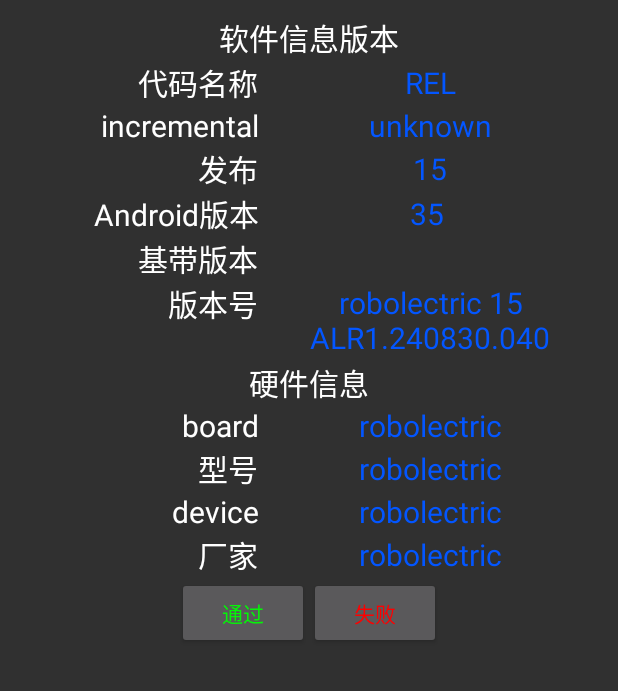
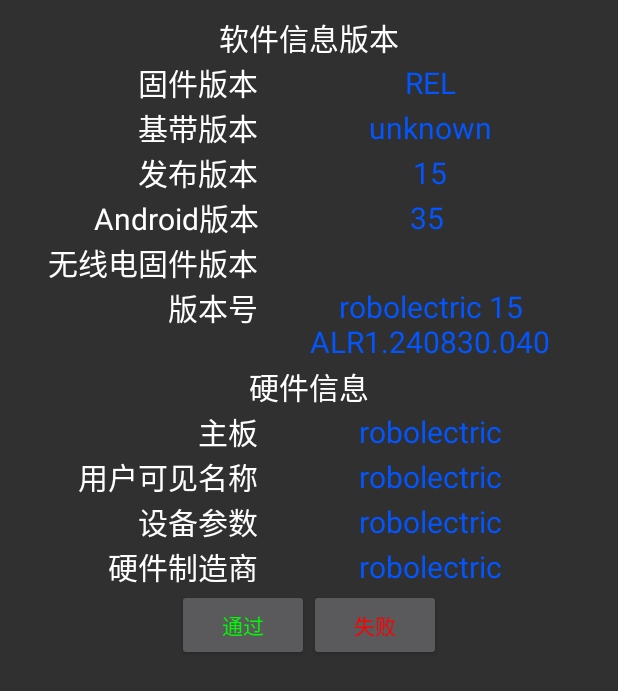
Before and after one commit to kkkknn/FactoryTest, an Android app: the screen it shows after launch (VersionInfo), after a tap on "版本信息", on a phone screen of 412 x 824 dp. Shown: the top 691 px of the screen. Run offline under Robolectric (Android 15) with nearby library versions, the phone set to English and light mode, and no system bars.

Commit message:
版本信息显示功能完成

```diff
--- a/app/build.gradle
+++ b/app/build.gradle
@@ -25,4 +25,6 @@ dependencies {
     testImplementation 'junit:junit:4.12'
     androidTestImplementation 'com.android.support.test:runner:1.0.2'
     androidTestImplementation 'com.android.support.test.espresso:espresso-core:3.0.2'
+    implementation 'com.android.support:support-annotations:28.0.0'
+    implementation 'org.jetbrains:annotations-java5:15.0'
 }
--- /dev/null
+++ b/app/src/main/java/com/citrontek/FactoryTest/Item.java
@@ -0,0 +1,27 @@
+package com.citrontek.FactoryTest;
+
+public class Item {
+    private String name;
+    private int value;
+
+    public Item(String name, int value) {
+        this.name = name;
+        this.value = value;
+    }
+
+    public String getName() {
+        return name;
+    }
+
+    public void setName(String name) {
+        this.name = name;
+    }
+
+    public int getValue() {
+        return value;
+    }
+
+    public void setValue(int value) {
+        this.value = value;
+    }
+}
--- /dev/null
+++ b/app/src/main/java/com/citrontek/FactoryTest/ItemAdapter.java
@@ -0,0 +1,79 @@
+package com.citrontek.FactoryTest;
+
+import android.content.Context;
+import android.graphics.Color;
+import android.view.LayoutInflater;
+import android.view.View;
+import android.view.ViewGroup;
+import android.widget.ArrayAdapter;
+import android.widget.TextView;
+
+import java.util.List;
+
+public class ItemAdapter extends ArrayAdapter<Item> {
+    private int resourceId;
+
+    public ItemAdapter( Context context, int resource, List<Item> objects) {
+        super(context, resource, objects);
+        resourceId=resource;
+    }
+
+
+    @Override
+    public View getView(int position,  View convertView, ViewGroup parent) {
+        Item item=getItem(position);
+        View view;
+        ViewHolder viewHolder;
+        if(convertView==null){
+            view= LayoutInflater.from(getContext()).inflate(resourceId,parent,false);
+            viewHolder=new ViewHolder();
+            viewHolder.item_name=view.findViewById(R.id.item_name);
+            viewHolder.item_value=view.findViewById(R.id.item_value);
+            view.setTag(viewHolder);
+        }else{
+            view=convertView;
+            viewHolder=(ViewHolder) view.getTag();
+        }
+        viewHolder.item_name.setText(item.getName());
+
+        switch (item.getValue()){
+            case 1:
+                viewHolder.item_value.setText("通过");
+                viewHolder.item_value.setTextColor(Color.GREEN);
+                break;
+            case 0:
+                viewHolder.item_value.setText(" ");
+                break;
+            case -1:
+                viewHolder.item_value.setText("失败");
+                viewHolder.item_value.setTextColor(Color.RED);
+                break;
+        }
+
+        return view;
+    }
+
+    class ViewHolder{
+        TextView item_name;
+        TextView item_value;
+    }
+
+    //局部刷新
+    public void updateData(View view, int position) {
+        ViewHolder viewHolder = (ViewHolder) view.getTag();
+        Item item=getItem(position);
+        switch (item.getValue()){
+            case 1:
+                viewHolder.item_value.setText("通过");
+                viewHolder.item_value.setTextColor(Color.GREEN);
+                break;
+            case 0:
+                viewHolder.item_value.setText(" ");
+                break;
+            case -1:
+                viewHolder.item_value.setText("失败");
+                viewHolder.item_value.setTextColor(Color.RED);
+                break;
+        }
+    }
+}
--- a/app/src/main/java/com/citrontek/FactoryTest/MainActivity.java
+++ b/app/src/main/java/com/citrontek/FactoryTest/MainActivity.java
@@ -2,6 +2,7 @@ package com.citrontek.FactoryTest;
 
 import android.content.DialogInterface;
 import android.content.Intent;
+import android.support.annotation.Nullable;
 import android.support.v7.app.AlertDialog;
 import android.support.v7.app.AppCompatActivity;
 import android.os.Bundle;
@@ -10,13 +11,19 @@ import android.view.View;
 import android.widget.AdapterView;
 import android.widget.ArrayAdapter;
 import android.widget.ListView;
+import android.widget.TextView;
 
 import com.citrontek.FactoryTest.itemTest.VersionInfo;
+
+import java.util.ArrayList;
+import java.util.List;
 
 public class MainActivity extends AppCompatActivity {
     private ListView listView;
     private String item;
-    private String[] itemList;
+    private String[] xmlList;
+    private List<Item> itemList=new ArrayList<>();
+    private ItemAdapter arrayAdapter;
 
     @Override
     protected void onCreate(Bundle savedInstanceState) {
@@ -24,8 +31,8 @@ public class MainActivity extends AppCompatActivity {
         setContentView(R.layout.activity_main);
 
         //查看String.xml文件，如果没有相应的测试方法直接弹警告框，然后退出软件
-        itemList=getItemListName();
-        if(itemList.length==0){
+        xmlList=getItemListName();
+        if(xmlList.length==0){
             WarringDialog("警告","配置文件中没有测试项目，请添加后再次尝试");
         }else{
             //绑定控件
@@ -35,8 +42,13 @@ public class MainActivity extends AppCompatActivity {
 
     //初始化布局
     private void initView(){
+        for (String str:xmlList) {
+            Item item=new Item(str,0);
+            itemList.add(item);
+        }
+        arrayAdapter=new ItemAdapter(MainActivity.this,R.layout.item_layout,itemList);
         listView=findViewById(R.id.item_list);
-        listView.setAdapter(new ArrayAdapter<String>(MainActivity.this,R.layout.item_layout,R.id.item_name,itemList));
+        listView.setAdapter(arrayAdapter);
         setContentView(listView);
         listView.setOnItemClickListener(new AdapterView.OnItemClickListener() {
             @Override
@@ -71,9 +83,11 @@ public class MainActivity extends AppCompatActivity {
     //根据点击的id来进行跳转
     private void searchByID(int id){
         Intent intent=null;
-        switch (itemList[id]){
+        int code=0;
+        switch (xmlList[id]){
             case "版本信息":
                 intent=new Intent(MainActivity.this,VersionInfo.class);
+                code=id;
                 break;
             case "背光测试":
                 break;
@@ -100,7 +114,16 @@ public class MainActivity extends AppCompatActivity {
         }
         //查找到了就直接跳转开始测试
         if(intent!=null){
-            startActivity(intent);
+            startActivityForResult(intent,code);
         }
     }
+
+    //活动返回
+    @Override
+    protected void onActivityResult(int requestCode, int resultCode, @Nullable Intent data) {
+        int flag=data.getIntExtra("检测情况",RESULT_OK);
+        Item it=itemList.get(requestCode);
+        it.setValue(flag);
+        arrayAdapter.updateData(listView.getChildAt(requestCode),requestCode);
+    }
 }
--- a/app/src/main/java/com/citrontek/FactoryTest/itemTest/VersionInfo.java
+++ b/app/src/main/java/com/citrontek/FactoryTest/itemTest/VersionInfo.java
@@ -1,30 +1,21 @@
 package com.citrontek.FactoryTest.itemTest;
 
+import android.content.Intent;
 import android.os.Build;
 import android.support.v7.app.AppCompatActivity;
 import android.os.Bundle;
 import android.util.Log;
+import android.view.View;
+import android.widget.Button;
 import android.widget.TextView;
 
+import com.citrontek.FactoryTest.MainActivity;
 import com.citrontek.FactoryTest.R;
 
 public class VersionInfo extends AppCompatActivity {
     private TextView codename,incremental,release,sdk,baseband,display,
                         board,model,device,manufacture;
-
-    /*软件版本
-       codename.setText(Build.VERSION.CODENAME);
-       incremental.setText(Build.VERSION.INCREMENTAL);
-       release.setText(Build.VERSION.RELEASE);
-       sdk.setText(Build.VERSION.SDK_INT + "");
-       baseband.setText(Build.getRadioVersion());
-       display.setText(Build.DISPLAY);
-
-       硬件版本
-       board.setText(Build.BOARD);
-       model.setText(Build.MODEL);
-       device.setText(Build.DEVICE);
-       manufacture.setText(Build.MANUFACTURER);*/
+    private Button btn_ok,btn_error;
 
     @Override
     protected void onCreate(Bundle savedInstanceState) {
@@ -48,7 +39,31 @@ public class VersionInfo extends AppCompatActivity {
         model=findViewById(R.id.model_value);
         device=findViewById(R.id.device_value);
         manufacture=findViewById(R.id.manufacture_value);
+        btn_ok=findViewById(R.id.btn_ok);
+        btn_error=findViewById(R.id.btn_error);
 
+        //按钮控件事件的绑定
+        // TODO: 2019/5/16 按钮事件：返回主界面，并将通过与否参数带回去
+        showVersion();
+
+        btn_ok.setOnClickListener(new View.OnClickListener() {
+            @Override
+            public void onClick(View v) {
+                //通过按钮
+                CallbackMain(1);
+            }
+        });
+        btn_error.setOnClickListener(new View.OnClickListener() {
+            @Override
+            public void onClick(View v) {
+                //失败按钮
+                CallbackMain(-1);
+            }
+        });
+    }
+
+    //展示版本信息
+    private void showVersion(){
         //通过Build这个类来获取Android版本信息
         codename.setText(Build.VERSION.CODENAME);
         incremental.setText(Build.VERSION.INCREMENTAL);
@@ -63,4 +78,13 @@ public class VersionInfo extends AppCompatActivity {
         device.setText(Build.DEVICE);
         manufacture.setText(Build.MANUFACTURER);
     }
+
+    //返回结构给上层activity
+    private void CallbackMain(int value){
+        Intent intent=new Intent();
+        intent.putExtra("检测情况",value);
+        setResult(RESULT_OK,intent);
+        //销毁当前活动
+        finish();
+    }
 }
--- a/app/src/main/res/layout/item_version_information.xml
+++ b/app/src/main/res/layout/item_version_information.xml
@@ -32,7 +32,7 @@
             android:gravity="right"
             android:layout_weight="2"
             android:textSize="20sp"
-            android:text="代码名称"/>
+            android:text="固件版本"/>
 
         <TextView
             android:id="@+id/codename_value"
@@ -56,7 +56,7 @@
             android:gravity="right"
             android:layout_weight="2"
             android:textSize="20sp"
-            android:text="incremental"/>
+            android:text="基带版本"/>
 
         <TextView
             android:id="@+id/incremental_value"
@@ -80,7 +80,7 @@
             android:gravity="right"
             android:layout_weight="2"
             android:textSize="20sp"
-            android:text="发布"/>
+            android:text="发布版本"/>
 
         <TextView
             android:id="@+id/release_value"
@@ -128,7 +128,7 @@
             android:gravity="right"
             android:layout_weight="2"
             android:textSize="20sp"
-            android:text="基带版本"/>
+            android:text="无线电固件版本"/>
 
         <TextView
             android:id="@+id/baseband_value"
@@ -191,7 +191,7 @@
             android:layout_height="match_parent"
             android:layout_weight="2"
             android:gravity="right"
-            android:text="board"
+            android:text="主板"
             android:textColor="@color/colorWhite"
             android:textSize="20sp" />
 
@@ -216,7 +216,7 @@
             android:layout_height="match_parent"
             android:layout_weight="2"
             android:gravity="right"
-            android:text="型号"
+            android:text="用户可见名称"
             android:textColor="@color/colorWhite"
             android:textSize="20sp" />
 
@@ -241,7 +241,7 @@
             android:layout_height="match_parent"
             android:layout_weight="2"
             android:gravity="right"
-            android:text="device"
+            android:text="设备参数"
             android:textColor="@color/colorWhite"
             android:textSize="20sp" />
 
@@ -266,7 +266,7 @@
             android:layout_height="match_parent"
             android:layout_weight="2"
             android:gravity="right"
-            android:text="厂家"
+            android:text="硬件制造商"
             android:textColor="@color/colorWhite"
             android:textSize="20sp" />
 
@@ -291,12 +291,14 @@
             android:gravity="center">
 
             <Button
+                android:id="@+id/btn_ok"
                 android:layout_width="wrap_content"
                 android:layout_height="wrap_content"
                 android:text="@string/success"
                 android:textColor="@color/green"/>
 
             <Button
+                android:id="@+id/btn_error"
                 android:layout_width="wrap_content"
                 android:layout_height="wrap_content"
                 android:text="@string/failed"
```
Also changed, not shown: 1 other file.
